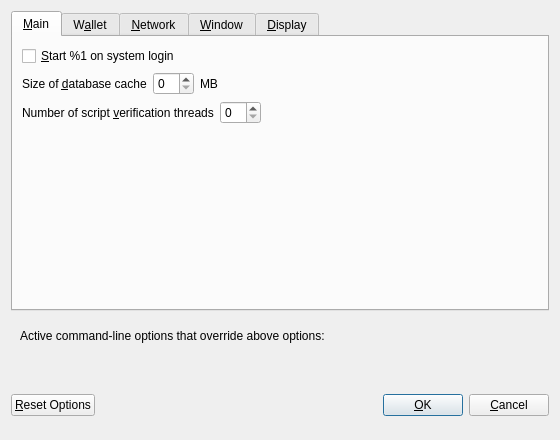
Qt form src/qt/forms/optionsdialog.ui (digibyte/digibyte) before a commit.
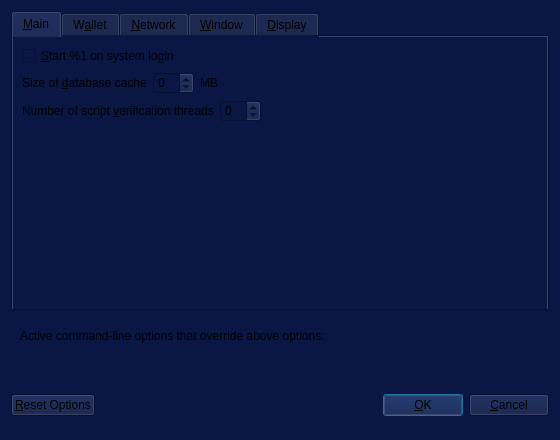
The same form after that commit. Custom widgets are drawn as their Qt base class.

The edit to the form file:
```diff
--- a/src/qt/forms/optionsdialog.ui
+++ b/src/qt/forms/optionsdialog.ui
@@ -13,6 +13,9 @@
   <property name="windowTitle">
    <string>Options</string>
   </property>
+  <property name="styleSheet">
+   <string notr="true">background-color: rgb(10, 22, 68);</string>
+  </property>
   <property name="modal">
    <bool>true</bool>
   </property>
```
